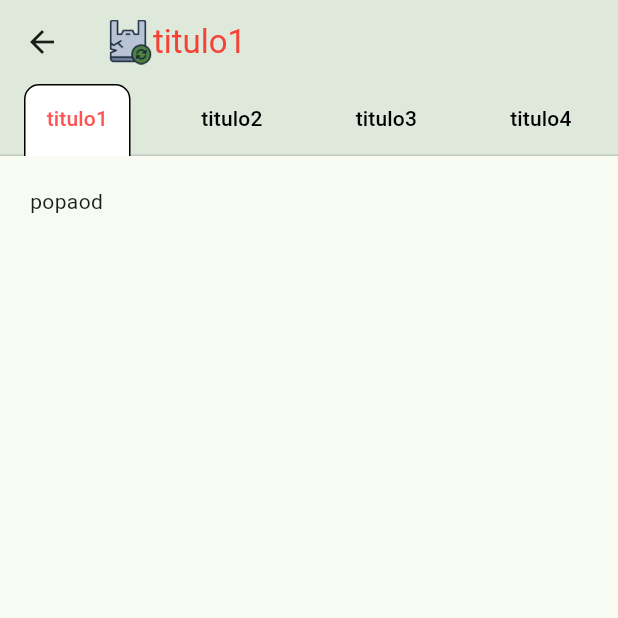
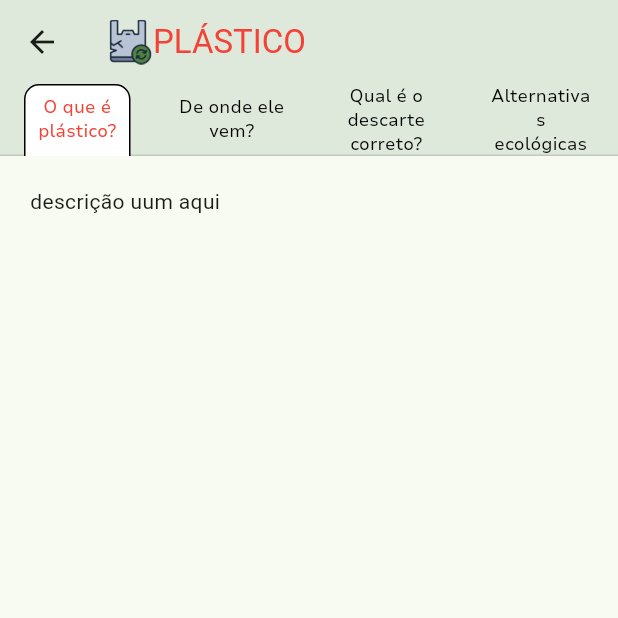
Before and after one commit to BeatrizAcardia/flutter_application_ecoment_inicial, a Flutter app: the Tabbar screen opened directly, on a phone screen of 412 x 824 dp, the top half of it. Run offline on Flutter 3.47's test engine with Material 3 defaults, Android fonts, the phone set to English and light mode, and no system bars; our stand-ins replace carousel_slider, email_validator; missing offline and left inert: br_validators.

Commit message:
icones, titulo e tópicos ok, falta adicionar os cards de ideias e os textos referentes a cada tópico da tabBar ;)

```diff
--- a/lib/views/inicial.dart
+++ b/lib/views/inicial.dart
@@ -88,7 +88,8 @@ class _MyinicialState extends State<Myinicial> {
                             color: Colors.white,
                             fontSize: 35,
                             fontFamily: 'Nunito',
-                            fontWeight: FontWeight.bold),
+                            fontWeight: FontWeight.bold
+                            ),
                         textAlign: TextAlign.center),
                     SizedBox(height: 20),
                     Text(
@@ -169,7 +170,7 @@ class _MyinicialState extends State<Myinicial> {
                       ],
                     ),
                     onTap: () {
-                    Navigator.push(context, MaterialPageRoute(builder: (context) => Tabbar("assets/imgs/iconePlastico.png", "PLÁSTICO", Colors.red, "popaod", "ajfbvdh", "ncjvbdsdjsf", "bvdvufh nmsbfnd", "titulo1", "titulo2", "titulo3", "titulo4"),));
+                    Navigator.push(context, MaterialPageRoute(builder: (context) => Tabbar("assets/imgs/iconePlastico.png", Colors.red, "descrição uum aqui", "descrição 2 ", "descrição 3", "descrição4", "PLÁSTICO", "", "O que é plástico?", "De onde ele vem?", "Qual é o descarte correto?", "Alternativas ecológicas"),));
                     },
                       )
                     ),
@@ -182,7 +183,8 @@ class _MyinicialState extends State<Myinicial> {
                       Text("Vidro", style: TextStyle(fontFamily: 'Nunito', fontWeight: FontWeight.bold, color: Colors.black))
                     ],),
                     onTap: () {
-                      Navigator.push(context, MaterialPageRoute(builder: (context) => Tabbar("", "", Colors.green, "", "", "", "", "", "", "", ""),));
+                      Navigator.push(context, MaterialPageRoute(builder: (context) => Tabbar("assets/imgs/iconeVidro.png", Colors.green, "descrição1", "descrição2", "descricao3", "descricao4", "VIDRO", "", "O que é vidro?", "De onde ele vem?", "Qual é o descarte correto?", "Alternativas ecológicas"),));
+
                     },
                       )
                     ),
@@ -194,7 +196,7 @@ class _MyinicialState extends State<Myinicial> {
                         Text("Metal", style: TextStyle(fontFamily: 'Nunito', fontWeight: FontWeight.bold, color: Colors.black))
                         ],),
                         onTap: () {
-                          Navigator.push(context, MaterialPageRoute(builder: (context) => Tabbar("", "", Colors.transparent, "", "", "", "", "", "", "", ""),));
+                          Navigator.push(context, MaterialPageRoute(builder: (context) => Tabbar("assets/imgs/iconeMetal.png", const Color.fromARGB(255, 222, 205, 52), "descricao", "descricao2", "descricao3", "descricao4", "METAL", "", "O que é o metal?", "De onde ele vem?", "Qual o descarte correto?", "Alternativas ecológicas"),));
                         },
                       ),
                     ),
@@ -206,7 +208,7 @@ class _MyinicialState extends State<Myinicial> {
                         Text("Papel", style: TextStyle(fontFamily: 'Nunito', fontWeight: FontWeight.bold, color: Colors.black))
                     ],),
                     onTap: () {
-                      Navigator.push(context, MaterialPageRoute(builder: (context) => Tabbar('', '', Colors.transparent, '', '', '', '', '', '', '', ''),));
+                    Navigator.push(context, MaterialPageRoute(builder: (context) => Tabbar("assets/imgs/iconePapel.png", Color.fromARGB(255, 30, 133, 218), "descricao", "descricao2", "descricao3", "descricao4", "Metal", "", "O que é o papel?", "De onde ele vem?", "Qual é o descarte correto?", "Alternativas ecológicas"),));
                     },
                       )
                     ),
@@ -218,7 +220,8 @@ class _MyinicialState extends State<Myinicial> {
                         Text("Orgânicos", style: TextStyle(fontFamily: 'Nunito', fontWeight: FontWeight.bold, color: Colors.black))
                       ],),
                       onTap: () {
-                        Navigator.push(context, MaterialPageRoute(builder: (context) => Tabbar('', '', Colors.transparent, '', '', '', '', '', '', '', ''),));
+                        Navigator.push(context, MaterialPageRoute(builder: (context) => Tabbar("assets/imgs/iconeOrga.png", Colors.brown, "descricao", "descricao2", "descricao3", "descricao4", "ORGÂNICOS", "", "O que são compostos orgânicos?", "De onde ele vem?", "Qual é o descarte correto?", "Alternativas ecológicas"),));
+
                       },
                       ),
                     )
--- a/lib/views/main.dart
+++ b/lib/views/main.dart
@@ -5,6 +5,7 @@ import 'package:flutter_application_ecoment_inicial/views/cadastro.dart';
 import 'package:flutter_application_ecoment_inicial/views/form-ideia.dart';
 import 'package:flutter_application_ecoment_inicial/views/inicial.dart';
 import 'package:flutter_application_ecoment_inicial/views/login.dart';
+import 'package:flutter_application_ecoment_inicial/views/materiais.dart';
 import 'package:flutter_application_ecoment_inicial/views/minhaConta.dart';
 import 'package:flutter_application_ecoment_inicial/views/pontosColeta.dart';
 import 'package:flutter_application_ecoment_inicial/views/sobre_nos.dart';
@@ -27,7 +28,7 @@ class MyApp extends StatelessWidget {
         colorScheme: ColorScheme.fromSeed(seedColor: const Color.fromARGB(255,58,125,68)),
         useMaterial3: true,
       ),
-      home: SobreNos(),
+      home: Myinicial(),
     );
   }
 }
--- a/lib/views/materiais.dart
+++ b/lib/views/materiais.dart
@@ -4,11 +4,12 @@ import 'package:flutter/material.dart';
 
 class Tabbar extends StatefulWidget {
   String icone = "";
-  String tituloPrincipal = "";
-  String titulo1 = "";
+  String titulo = "";
   String titulo2 = "";
-  String titulo3 = "";
-  String titulo4 = "";
+  String topico = "";
+  String topico2 = "";
+  String topico3 = "";
+  String topico4 = "";
   String descricao = "";
   String descricao2 = "";
   String descricao3 = "";
@@ -16,19 +17,7 @@ class Tabbar extends StatefulWidget {
 
   Color cor = Colors.transparent;
 
-  Tabbar(
-      this.icone,
-      this.tituloPrincipal,
-      this.cor,
-      this.descricao,
-      this.descricao2,
-      this.descricao3,
-      this.descricao4,
-      this.titulo1,
-      this.titulo2,
-      this.titulo3,
-      this.titulo4,
-      {Key? key});
+  Tabbar(this.icone, this.cor, this.descricao,  this.descricao2, this.descricao3, this.descricao4, this.titulo, this.titulo2, this.topico, this.topico2, this.topico3, this.topico4, {Key? key});
 
   @override
   State<Tabbar> createState() => _TabbarState();
@@ -61,7 +50,7 @@ class _TabbarState extends State<Tabbar> with SingleTickerProviderStateMixin {
                     width: 30,
                     child: Image.asset('${widget.icone}')),
                 Text(
-                  widget.titulo1,
+                  widget.titulo,
                   style: TextStyle(color: widget.cor),
                 ),
               ],
@@ -69,7 +58,7 @@ class _TabbarState extends State<Tabbar> with SingleTickerProviderStateMixin {
             elevation: 10,
             bottom: TabBar(
               controller: _tabController,
-              labelColor: Colors.redAccent,
+              labelColor: widget.cor,
               unselectedLabelColor: Colors.black,
               indicatorSize: TabBarIndicatorSize.label,
               indicator: BoxDecoration(
@@ -87,25 +76,25 @@ class _TabbarState extends State<Tabbar> with SingleTickerProviderStateMixin {
                 Tab(
                   child: Align(
                     alignment: Alignment.center,
-                    child: Text(widget.titulo1),
+                    child: Text(widget.topico, style: TextStyle(fontFamily: 'Nunito', fontSize: 11.5), textAlign: TextAlign.center,)
                   ),
                 ),
                 Tab(
                   child: Align(
                     alignment: Alignment.center,
-                    child: Text(widget.titulo2),
+                    child: Text(widget.topico2, style: TextStyle(fontFamily: 'Nunito', fontSize: 11.5), textAlign: TextAlign.center,),
                   ),
                 ),
                 Tab(
                   child: Align(
                     alignment: Alignment.center,
-                    child: Text(widget.titulo3),
+                    child: Text(widget.topico3, style: TextStyle(fontFamily: 'Nunito', fontSize: 11.5), textAlign: TextAlign.center),
                   ),
                 ),
                 Tab(
                   child: Align(
                     alignment: Alignment.center,
-                    child: Text(widget.titulo4),
+                    child: Text(widget.topico4, style: TextStyle(fontFamily: 'Nunito', fontSize: 11.5), textAlign: TextAlign.center),
                   ),
                 ),
               ],
@@ -121,12 +110,14 @@ class _TabbarState extends State<Tabbar> with SingleTickerProviderStateMixin {
               Text(widget.descricao4, textAlign: TextAlign.justify),
             ],
           ),
-        ));
+        ),
+
+        );
   }
 }
 
 void main() {
   runApp(MaterialApp(
-    home: Tabbar("", "", Colors.transparent, "", "", "", "", "", "", "", ""),
+    home: Tabbar( "", Colors.transparent, "",  "", "",  "",  "", "",  "",  "", "", ""),
   ));
 }
```
